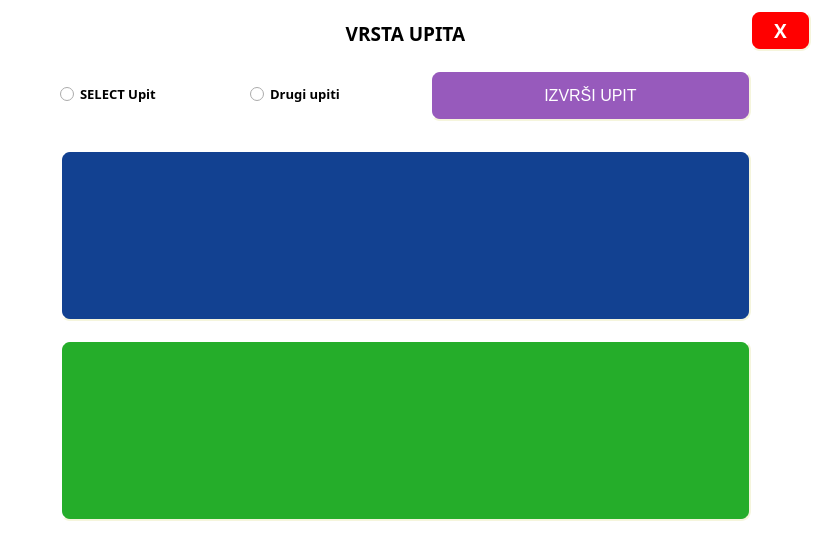
First picture: the form in home.ui, repository owlCoder/QueryMaterial, before the edit.
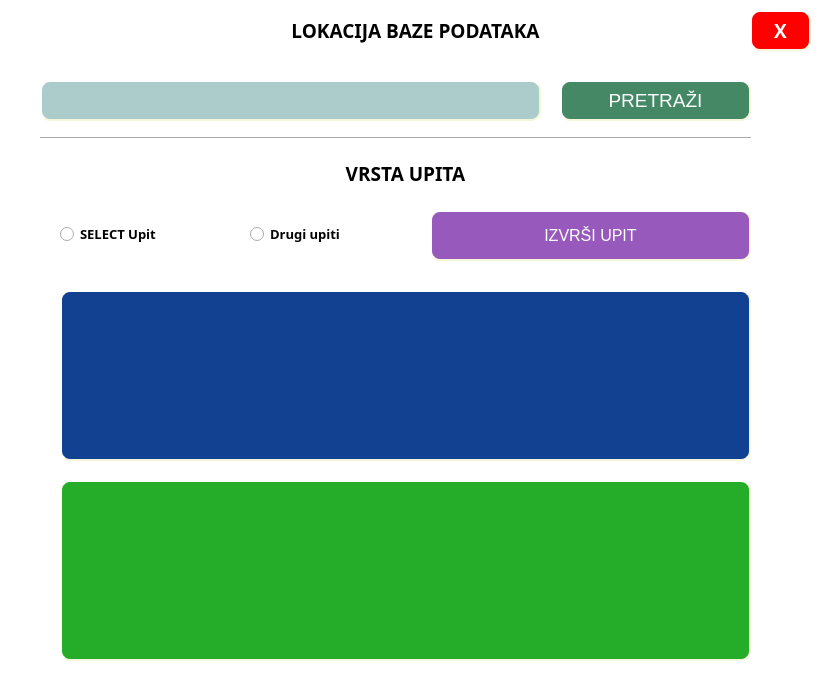
Second picture: the form after the edit.

The edit to the form file:
```diff
--- a/home.ui
+++ b/home.ui
@@ -7,7 +7,7 @@
     <x>0</x>
     <y>0</y>
     <width>820</width>
-    <height>551</height>
+    <height>674</height>
    </rect>
   </property>
   <property name="windowTitle">
@@ -53,11 +53,86 @@
      <string>X</string>
     </property>
    </widget>
+   <widget class="QLabel" name="lokacija">
+    <property name="geometry">
+     <rect>
+      <x>110</x>
+      <y>10</y>
+      <width>611</width>
+      <height>41</height>
+     </rect>
+    </property>
+    <property name="font">
+     <font>
+      <family>Arial Black</family>
+      <pointsize>14</pointsize>
+      <weight>75</weight>
+      <bold>true</bold>
+     </font>
+    </property>
+    <property name="text">
+     <string>LOKACIJA BAZE PODATAKA</string>
+    </property>
+    <property name="alignment">
+     <set>Qt::AlignCenter</set>
+    </property>
+   </widget>
+   <widget class="QPushButton" name="browse">
+    <property name="geometry">
+     <rect>
+      <x>560</x>
+      <y>80</y>
+      <width>191</width>
+      <height>41</height>
+     </rect>
+    </property>
+    <property name="font">
+     <font>
+      <pointsize>14</pointsize>
+     </font>
+    </property>
+    <property name="styleSheet">
+     <string notr="true">    background-color: #486;
+    border-style: outset;
+    border-width: 2px;
+    border-radius: 10px;
+    border-color: beige;
+    padding: 6px;
+	color: #fff;</string>
+    </property>
+    <property name="text">
+     <string>PRETRAŽI</string>
+    </property>
+   </widget>
+   <widget class="QLineEdit" name="adresa">
+    <property name="geometry">
+     <rect>
+      <x>40</x>
+      <y>80</y>
+      <width>501</width>
+      <height>41</height>
+     </rect>
+    </property>
+    <property name="font">
+     <font>
+      <pointsize>12</pointsize>
+     </font>
+    </property>
+    <property name="styleSheet">
+     <string notr="true">    background-color: #accccc;
+    border-style: outset;
+    border-width: 2px;
+    border-radius: 10px;
+    border-color: beige;
+    padding: 6px;
+	color: #fff;</string>
+    </property>
+   </widget>
    <widget class="QTextEdit" name="unos">
     <property name="geometry">
      <rect>
       <x>60</x>
-      <y>150</y>
+      <y>290</y>
       <width>691</width>
       <height>171</height>
      </rect>
@@ -80,11 +155,41 @@
 	color: #fff;</string>
     </property>
    </widget>
+   <widget class="QPushButton" name="izvrsi">
+    <property name="geometry">
+     <rect>
+      <x>430</x>
+      <y>210</y>
+      <width>321</width>
+      <height>51</height>
+     </rect>
+    </property>
+    <property name="font">
+     <font>
+      <family>Arial</family>
+      <pointsize>12</pointsize>
+      <weight>50</weight>
+      <bold>false</bold>
+     </font>
+    </property>
+    <property name="styleSheet">
+     <string notr="true">    background-color: #975abc;
+    border-style: outset;
+    border-width: 2px;
+    border-radius: 10px;
+    border-color: beige;
+    padding: 6px;
+	color: #fff;</string>
+    </property>
+    <property name="text">
+     <string>IZVRŠI UPIT</string>
+    </property>
+   </widget>
    <widget class="QLabel" name="vrstaUpita">
     <property name="geometry">
      <rect>
       <x>40</x>
-      <y>13</y>
+      <y>153</y>
       <width>731</width>
       <height>41</height>
      </rect>
@@ -104,11 +209,32 @@
      <set>Qt::AlignCenter</set>
     </property>
    </widget>
+   <widget class="QRadioButton" name="select">
+    <property name="geometry">
+     <rect>
+      <x>60</x>
+      <y>220</y>
+      <width>191</width>
+      <height>28</height>
+     </rect>
+    </property>
+    <property name="font">
+     <font>
+      <family>Arial Black</family>
+      <pointsize>10</pointsize>
+      <weight>75</weight>
+      <bold>true</bold>
+     </font>
+    </property>
+    <property name="text">
+     <string>SELECT Upit</string>
+    </property>
+   </widget>
    <widget class="QRadioButton" name="other">
     <property name="geometry">
      <rect>
       <x>250</x>
-      <y>80</y>
+      <y>220</y>
       <width>171</width>
       <height>28</height>
      </rect>
@@ -125,32 +251,11 @@
      <string>Drugi upiti</string>
     </property>
    </widget>
-   <widget class="QRadioButton" name="select">
-    <property name="geometry">
-     <rect>
-      <x>60</x>
-      <y>80</y>
-      <width>191</width>
-      <height>28</height>
-     </rect>
-    </property>
-    <property name="font">
-     <font>
-      <family>Arial Black</family>
-      <pointsize>10</pointsize>
-      <weight>75</weight>
-      <bold>true</bold>
-     </font>
-    </property>
-    <property name="text">
-     <string>SELECT Upit</string>
-    </property>
-   </widget>
    <widget class="QTableView" name="prikaz">
     <property name="geometry">
      <rect>
       <x>60</x>
-      <y>340</y>
+      <y>480</y>
       <width>691</width>
       <height>181</height>
      </rect>
@@ -165,13 +270,13 @@
 	color: #fff;</string>
     </property>
    </widget>
-   <widget class="QPushButton" name="izvrsi">
+   <widget class="Line" name="line">
     <property name="geometry">
      <rect>
-      <x>430</x>
-      <y>70</y>
-      <width>321</width>
-      <height>51</height>
+      <x>40</x>
+      <y>130</y>
+      <width>711</width>
+      <height>16</height>
      </rect>
     </property>
     <property name="font">
@@ -183,16 +288,10 @@
      </font>
     </property>
     <property name="styleSheet">
-     <string notr="true">    background-color: #975abc;
-    border-style: outset;
-    border-width: 2px;
-    border-radius: 10px;
-    border-color: beige;
-    padding: 6px;
-	color: #fff;</string>
+     <string notr="true">color: #124191;</string>
     </property>
-    <property name="text">
-     <string>IZVRŠI UPIT</string>
+    <property name="orientation">
+     <enum>Qt::Horizontal</enum>
     </property>
    </widget>
    <zorder>unos</zorder>
```
Left out of the diff: 15 changed lines with no effect on the pictures.
